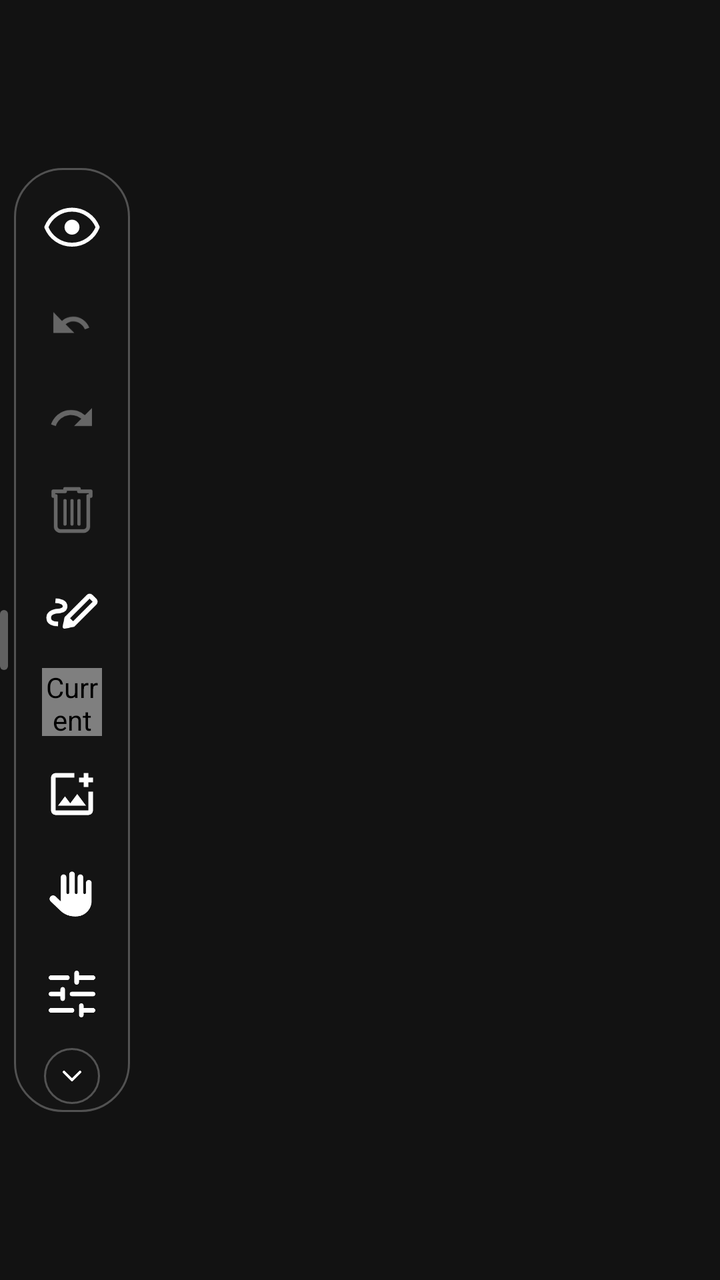
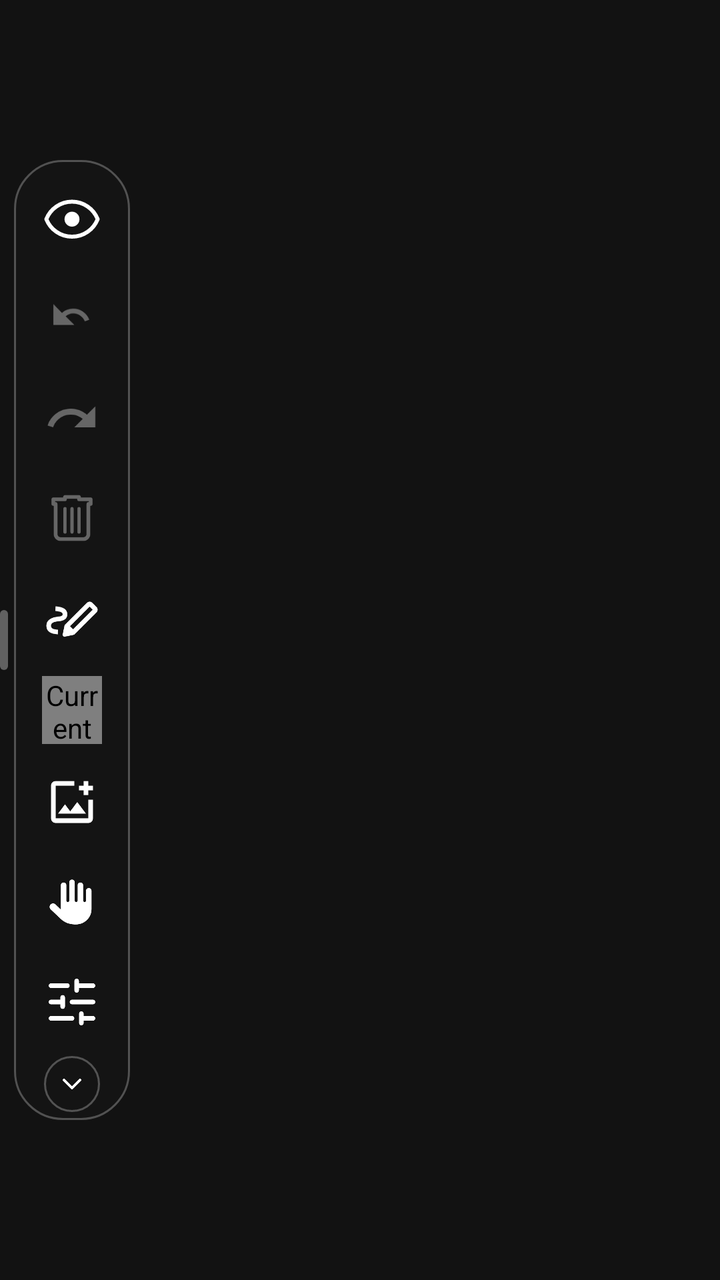

An Android layout rendered at two revisions. The XML below is the earlier revision; the diff shows what the commit changed to produce the second picture.
<!-- AndroidManifest.xml: application theme Theme.DrawAnywhere -->
<!-- res/layout/overlay_toolbar_vertical.xml -->
<?xml version="1.0" encoding="utf-8"?>
<LinearLayout
    xmlns:android="http://schemas.android.com/apk/res/android"
    android:layout_width="wrap_content"
    android:layout_height="wrap_content"
    android:orientation="horizontal"
    android:gravity="center_vertical">

    <View
        android:layout_width="4dp"
        android:layout_height="30dp"
        android:background="@drawable/bg_grip_handle"
        android:layout_marginEnd="3dp" />

    <LinearLayout
        android:id="@+id/toolbar_content_col"
        android:layout_width="wrap_content"
        android:layout_height="wrap_content"
        android:orientation="vertical"
        android:gravity="center_horizontal"
        android:background="@drawable/bg_toolbar"
        android:paddingStart="4dp"
        android:paddingEnd="4dp"
        android:paddingTop="4dp"
        android:paddingBottom="4dp"
        android:elevation="8dp">

        
        <ImageView
            android:id="@+id/btn_hide"
            android:layout_width="50dp"
            android:layout_height="50dp"
            android:padding="11dp"
            android:src="@drawable/ic_eye"
            android:tint="@color/toolbar_icon_default"
            android:scaleType="fitCenter"
            android:background="@android:color/transparent"
            android:clickable="true"
            android:focusable="true"
            android:contentDescription="@string/cd_btn_hide" />

        <ImageView
            android:id="@+id/btn_undo"
            android:layout_width="50dp"
            android:layout_height="50dp"
            android:padding="11dp"
            android:src="@drawable/ic_undo"
            android:tint="@color/toolbar_icon_default"
            android:scaleType="fitCenter"
            android:background="@android:color/transparent"
            android:clickable="true"
            android:focusable="true"
            android:alpha="0.35"
            android:enabled="false"
            android:contentDescription="@string/cd_btn_undo" />

        
        <ImageView
            android:id="@+id/btn_redo"
            android:layout_width="42dp"
            android:layout_height="42dp"
            android:padding="9dp"
            android:src="@drawable/ic_redo"
            android:alpha="0.35"
            android:contentDescription="Redo"
            android:background="?attr/selectableItemBackgroundBorderless" />

        <ImageView
            android:id="@+id/btn_clear"
            android:layout_width="50dp"
            android:layout_height="50dp"
            android:padding="11dp"
            android:src="@drawable/ic_trash"
            android:tint="@color/toolbar_icon_default"
            android:scaleType="fitCenter"
            android:background="@android:color/transparent"
            android:clickable="true"
            android:focusable="true"
            android:alpha="0.35"
            android:enabled="false"
            android:contentDescription="@string/cd_btn_clear" />

        <ImageView
            android:id="@+id/btn_tools"
            android:layout_width="50dp"
            android:layout_height="50dp"
            android:padding="11dp"
            android:src="@drawable/ic_pen"
            android:tint="@color/toolbar_icon_default"
            android:scaleType="fitCenter"
            android:background="@android:color/transparent"
            android:clickable="true"
            android:focusable="true"
            android:contentDescription="@string/cd_btn_tools" />

        <com.drawanywhere.app.ColorDropView
            android:id="@+id/view_color_dot"
            android:layout_width="30dp"
            android:layout_height="34dp"
            android:layout_marginTop="4dp"
            android:layout_marginBottom="4dp"
            android:clickable="true"
            android:focusable="true"
            android:contentDescription="@string/cd_color_dot" />

        <View
            android:id="@+id/toolbar_divider"
            android:layout_width="26dp"
            android:layout_height="1dp"
            android:background="@color/toolbar_divider"
            android:layout_marginTop="2dp"
            android:layout_marginBottom="2dp"
            android:visibility="gone" />

        <ScrollView
            android:id="@+id/toolbar_scroll_container"
            android:layout_width="wrap_content"
            android:layout_height="wrap_content"
            android:scrollbars="none"
            android:overScrollMode="never"
            android:requiresFadingEdge="vertical"
            android:fadingEdgeLength="@dimen/toolbar_fading_edge_length">

            <LinearLayout
                android:id="@+id/toolbar_scroll_inner"
                android:layout_width="wrap_content"
                android:layout_height="wrap_content"
                android:orientation="vertical"
                android:gravity="center_horizontal">

                <ImageView
                    android:id="@+id/btn_add_image"
                    android:layout_width="50dp"
                    android:layout_height="50dp"
                    android:padding="11dp"
                    android:src="@drawable/ic_image"
                    android:tint="@color/toolbar_icon_default"
                    android:scaleType="fitCenter"
                    android:background="@android:color/transparent"
                    android:clickable="true"
                    android:focusable="true"
                    android:contentDescription="@string/cd_btn_image" />

                <ImageView
                    android:id="@+id/btn_finger"
                    android:layout_width="50dp"
                    android:layout_height="50dp"
                    android:padding="11dp"
                    android:src="@drawable/ic_finger"
                    android:tint="@color/toolbar_icon_default"
                    android:scaleType="fitCenter"
                    android:background="@android:color/transparent"
                    android:clickable="true"
                    android:focusable="true"
                    android:contentDescription="@string/cd_btn_finger" />

                <ImageView
                    android:id="@+id/btn_settings"
                    android:layout_width="50dp"
                    android:layout_height="50dp"
                    android:padding="11dp"
                    android:src="@drawable/ic_settings"
                    android:tint="@color/toolbar_icon_default"
                    android:scaleType="fitCenter"
                    android:background="@android:color/transparent"
                    android:clickable="true"
                    android:focusable="true"
                    android:contentDescription="@string/cd_btn_settings" />

            </LinearLayout>
        </ScrollView>

        
        <FrameLayout
            android:id="@+id/btn_collapse_arrow_container"
            android:layout_width="28dp"
            android:layout_height="28dp"
            android:layout_marginTop="2dp"
            android:background="@drawable/bg_collapse_pill">
            <ImageView
                android:id="@+id/btn_collapse_arrow"
                android:layout_width="match_parent"
                android:layout_height="match_parent"
                android:padding="6dp"
                android:src="@drawable/ic_chevron_down"
                android:tint="@color/toolbar_icon_default"
                android:scaleType="fitCenter"
                android:clickable="true"
                android:focusable="true"
                android:contentDescription="@string/cd_btn_collapse" />
        </FrameLayout>

    </LinearLayout>

</LinearLayout>
<!-- resources referenced by this layout -->
<resources>
  <color name="toolbar_divider">#44FFFFFF</color>
  <color name="toolbar_icon_default">#FFFFFFFF</color>
  <dimen name="toolbar_fading_edge_length">18dp</dimen>
  <!-- drawable bg_collapse_pill (drawable) -->
  <?xml version="1.0" encoding="utf-8"?>
  <shape xmlns:android="http://schemas.android.com/apk/res/android"
      android:shape="oval">
      <solid android:color="@color/toolbar_bg" />
      <stroke
          android:width="1dp"
          android:color="@color/toolbar_divider" />
  </shape>
  <!-- drawable bg_grip_handle (drawable) -->
  <?xml version="1.0" encoding="utf-8"?>
  <shape xmlns:android="http://schemas.android.com/apk/res/android"
      android:shape="rectangle">
      <solid android:color="#55FFFFFF" />
      <corners android:radius="3dp" />
  </shape>
  <!-- drawable bg_toolbar (drawable) -->
  <?xml version="1.0" encoding="utf-8"?>
  <shape xmlns:android="http://schemas.android.com/apk/res/android"
      android:shape="rectangle">
  
      <solid android:color="@color/toolbar_bg" />
  
      <corners android:radius="24dp" />
  
      <stroke
          android:width="1dp"
          android:color="@color/toolbar_divider" />
  
  </shape>
  <!-- drawable ic_chevron_down (drawable) -->
  <?xml version="1.0" encoding="utf-8"?>
  <vector xmlns:android="http://schemas.android.com/apk/res/android"
      android:width="24dp" android:height="24dp"
      android:viewportWidth="24" android:viewportHeight="24">
      <path
          android:pathData="M6,9L12,15L18,9"
          android:fillColor="#00000000"
          android:strokeColor="#FFFFFFFF"
          android:strokeWidth="2"
          android:strokeLineCap="round"
          android:strokeLineJoin="round" />
  </vector>
  <!-- drawable ic_redo (drawable) -->
  <vector xmlns:android="http://schemas.android.com/apk/res/android"
      android:width="24dp" android:height="24dp"
      android:viewportWidth="24" android:viewportHeight="24">
    <path android:fillColor="@android:color/white"
        android:pathData="M18.4,10.6C16.55,8.99 14.15,8 11.5,8c-4.65,0 -8.58,3.03 -9.96,7.22L3.9,16c1.05,-3.19 4.05,-5.5 7.6,-5.5 1.95,0 3.73,0.72 5.12,1.88L13,16h9L22,7l-3.6,3.6z"/>
  </vector>
  <!-- drawable ic_undo (drawable) -->
  <?xml version="1.0" encoding="utf-8"?>
  <vector xmlns:android="http://schemas.android.com/apk/res/android"
      android:width="24dp"
      android:height="24dp"
      android:viewportWidth="24"
      android:viewportHeight="24">
  
      <path
          android:pathData="M12.5,8C10.65,8 8.99,8.7 7.7,9.83L4,6V15H13L9.27,11.27C10.16,10.49 11.28,10 12.5,10C14.77,10 16.72,11.44 17.5,13.45L19.41,12.74C18.29,9.87 15.61,8 12.5,8Z"
          android:fillColor="#FFFFFFFF" />
  
  </vector>
  <string name="cd_btn_clear">Clear canvas</string>
  <string name="cd_btn_collapse">Collapse or expand toolbar</string>
  <string name="cd_btn_finger">Toggle touch pass-through</string>
  <string name="cd_btn_hide">Hide or show canvas</string>
  <string name="cd_btn_image">Add image from gallery</string>
  <string name="cd_btn_settings">Open settings</string>
  <string name="cd_btn_tools">Select drawing tool</string>
  <string name="cd_btn_undo">Undo last stroke</string>
  <string name="cd_color_dot">Current drawing color</string>
  <color name="toolbar_bg">#E8141414</color>
  <color name="colorPrimary">#FFB73A3A</color>
  <color name="colorPrimaryVariant">#FF8B0000</color>
  <color name="colorOnPrimary">#FFFFFFFF</color>
  <color name="colorSecondary">#FF444444</color>
  <color name="colorOnSecondary">#FFFFFFFF</color>
  <color name="colorError">#FFCF6679</color>
  <color name="colorOnError">#FF000000</color>
  <color name="colorSurface">#FF1C1C1C</color>
  <color name="colorOnSurface">#FFFFFFFF</color>
  <color name="colorBackground">#FF121212</color>
  <!-- unchanged entries left out for length: 7 -->
</resources>

<!-- the commit's change to res/layout/overlay_toolbar_vertical.xml (unified diff, before → after) -->
@@ -57,13 +57,18 @@
         
         <ImageView
             android:id="@+id/btn_redo"
-            android:layout_width="42dp"
-            android:layout_height="42dp"
-            android:padding="9dp"
+            android:layout_width="50dp"
+            android:layout_height="50dp"
+            android:padding="11dp"
             android:src="@drawable/ic_redo"
+            android:tint="@color/toolbar_icon_default"
+            android:scaleType="fitCenter"
+            android:background="@android:color/transparent"
+            android:clickable="true"
+            android:focusable="true"
             android:alpha="0.35"
-            android:contentDescription="Redo"
-            android:background="?attr/selectableItemBackgroundBorderless" />
+            android:enabled="false"
+            android:contentDescription="Redo" />
 
         <ImageView
             android:id="@+id/btn_clear"
@@ -170,7 +175,6 @@
             </LinearLayout>
         </ScrollView>
 
-        
         <FrameLayout
             android:id="@+id/btn_collapse_arrow_container"
             android:layout_width="28dp"
